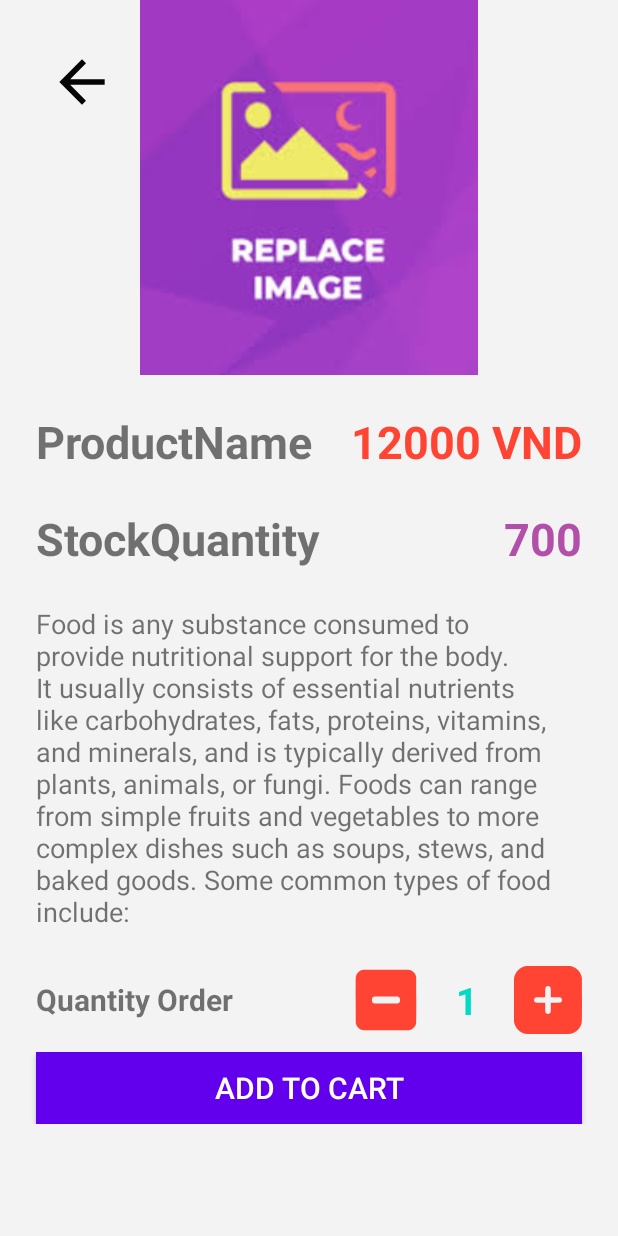
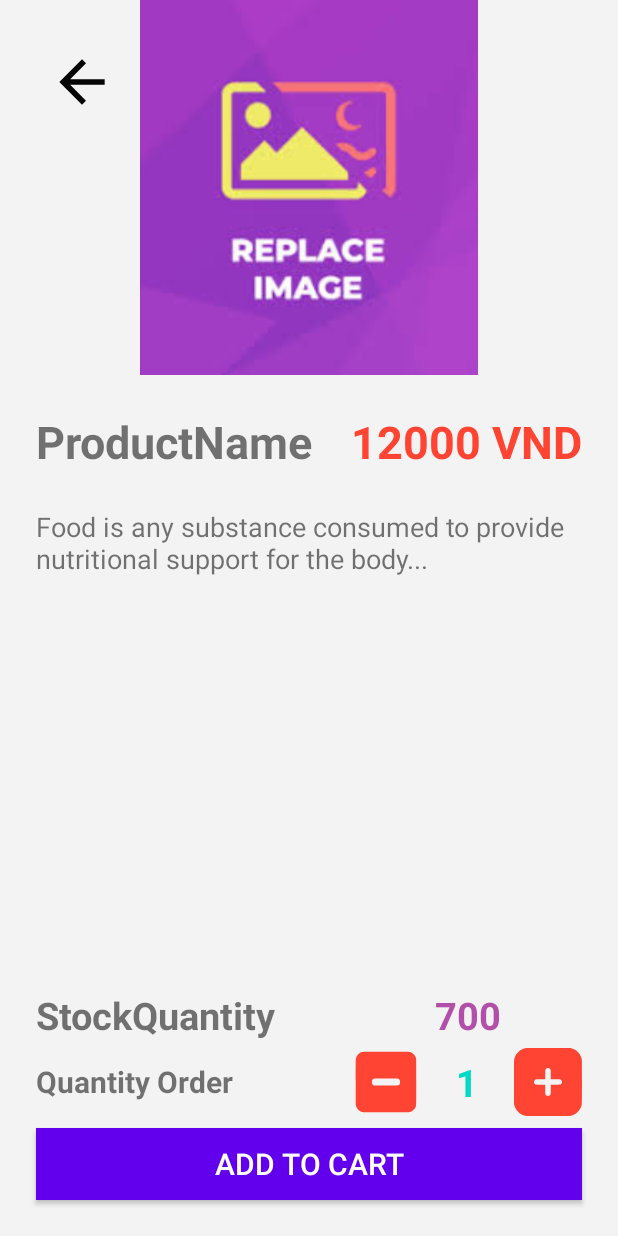
Before and after one commit to hoangbaohuy/Koi_Mangement_Android, an Android app: the ProductDetailActivity screen opened directly, with no data from a screen before it, on a phone screen of 412 x 824 dp. Run offline under Robolectric (Android 15) with nearby library versions, the phone set to English and light mode, and no system bars; 4 statements that could not run were skipped.

Commit message:
update product item and product detail ui

```diff
--- a/app/src/main/java/com/example/koimanagement/Fragments/ProductFragment.java
+++ b/app/src/main/java/com/example/koimanagement/Fragments/ProductFragment.java
@@ -3,6 +3,7 @@ package com.example.koimanagement.Fragments;
 import android.os.Bundle;
 
 import androidx.fragment.app.Fragment;
+import androidx.recyclerview.widget.GridLayoutManager;
 import androidx.recyclerview.widget.LinearLayoutManager;
 import androidx.recyclerview.widget.RecyclerView;
 
@@ -41,7 +42,7 @@ public class ProductFragment extends Fragment {
         recyclerViewProducts = view.findViewById(R.id.recyclerViewProducts);
 
         // Set LayoutManager for RecyclerView
-        recyclerViewProducts.setLayoutManager(new LinearLayoutManager(getContext()));
+        recyclerViewProducts.setLayoutManager(new GridLayoutManager(getContext(), 2));
 
         // Initialize Adapter and set it to RecyclerView
         productAdapter = new ProductAdapter(getContext(), productList, productImages);
--- a/app/src/main/res/layout/product_item_detail.xml
+++ b/app/src/main/res/layout/product_item_detail.xml
@@ -8,19 +8,12 @@
 
     <ScrollView
         android:layout_width="match_parent"
-        android:layout_height="match_parent">
-
-        <LinearLayout
-            android:layout_width="match_parent"
-            android:layout_height="wrap_content"
-            android:orientation="vertical">
+        android:layout_height="match_parent"
+        android:fillViewport="true">
 
         <androidx.constraintlayout.widget.ConstraintLayout
             android:layout_width="match_parent"
-                android:layout_height="match_parent">
-
-
-
+            android:layout_height="wrap_content">
 
             <ImageView
                 android:id="@+id/imageProduct"
@@ -45,16 +38,13 @@
                 app:layout_constraintTop_toTopOf="parent"
                 app:srcCompat="@drawable/baseline_arrow_back_24" />
 
-
-
             <LinearLayout
                 android:id="@+id/linearLayout2"
                 android:layout_width="match_parent"
-                    android:layout_height="match_parent"
+                android:layout_height="wrap_content"
                 android:layout_margin="24dp"
                 android:orientation="horizontal"
-                    app:layout_constraintTop_toBottomOf="@+id/imageProduct"
-                    tools:layout_editor_absoluteX="24dp">
+                app:layout_constraintTop_toBottomOf="@+id/imageProduct">
 
                 <TextView
                     android:id="@+id/txtName"
@@ -77,14 +67,31 @@
                     android:textStyle="bold" />
 
             </LinearLayout>
+
+
+
+            <TextView
+                android:id="@+id/txtDescription"
+                android:layout_width="0dp"
+                android:layout_height="wrap_content"
+                android:layout_margin="24dp"
+                android:text="Food is any substance consumed to provide nutritional support for the body..."
+                android:textSize="18dp"
+                app:layout_constraintTop_toBottomOf="@+id/linearLayout2"
+                app:layout_constraintStart_toStartOf="parent"
+                app:layout_constraintEnd_toEndOf="parent" />
+
             <LinearLayout
                 android:id="@+id/linearLayout3"
                 android:layout_width="match_parent"
-                    android:layout_height="match_parent"
-                    android:layout_margin="24dp"
+                android:layout_height="wrap_content"
                 android:orientation="horizontal"
-                    app:layout_constraintTop_toBottomOf="@+id/linearLayout2"
-                    tools:layout_editor_absoluteX="24dp">
+                android:layout_marginBottom="50dp"
+                android:layout_marginLeft="24dp"
+                android:layout_marginRight="24dp"
+                app:layout_constraintStart_toStartOf="parent"
+                app:layout_constraintEnd_toEndOf="parent"
+                app:layout_constraintBottom_toBottomOf="@id/linearLayout5">
 
                 <TextView
                     android:id="@+id/txtName1"
@@ -92,47 +99,34 @@
                     android:layout_height="wrap_content"
                     android:layout_weight="1"
                     android:text="StockQuantity"
-                        android:textSize="30dp"
+                    android:textSize="25dp"
                     android:textStyle="bold" />
 
                 <TextView
                     android:id="@+id/txtStockQuantity"
-                        android:layout_width="wrap_content"
+                    android:layout_width="100dp"
                     android:layout_height="wrap_content"
                     android:layout_weight="1"
                     android:text="700"
-                        android:textAlignment="viewEnd"
+                    android:gravity="center"
                     android:textColor="@color/pink"
-                        android:textSize="30dp"
+                    android:textSize="25dp"
                     android:textStyle="bold" />
 
             </LinearLayout>
-                <LinearLayout
-                    android:id="@+id/linearLayout4"
-                    android:layout_margin="24dp"
-                    app:layout_constraintTop_toBottomOf="@+id/linearLayout3"
-                    android:layout_width="match_parent"
-                    android:layout_height="match_parent">
-                    <TextView
-                        android:id="@+id/txtDescription"
-                        android:layout_width="wrap_content"
-                        android:layout_height="wrap_content"
-                        android:text="Food is any substance consumed to provide nutritional support for the body. It usually consists of essential nutrients like carbohydrates, fats, proteins, vitamins, and minerals, and is typically derived from plants, animals, or fungi. Foods can range from simple fruits and vegetables to more complex dishes such as soups, stews, and baked goods. Some common types of food include:"
-                        android:textSize="18dp"
-                        app:layout_constraintEnd_toEndOf="parent"
-                        app:layout_constraintStart_toStartOf="parent"
-                        app:layout_constraintTop_toBottomOf="@+id/linearLayout3" />
-                </LinearLayout>
+
 
             <LinearLayout
                 android:id="@+id/linearLayout5"
                 android:layout_width="match_parent"
-                    android:layout_height="match_parent"
-                    android:layout_margin="24dp"
+                android:layout_height="wrap_content"
                 android:orientation="horizontal"
-                    app:layout_constraintTop_toBottomOf="@+id/linearLayout4"
-                    tools:layout_editor_absoluteX="24dp"
-                    tools:ignore="MissingConstraints">
+                android:layout_marginBottom="80dp"
+                android:layout_marginRight="24dp"
+                android:layout_marginLeft="24dp"
+                app:layout_constraintStart_toStartOf="parent"
+                app:layout_constraintEnd_toEndOf="parent"
+                app:layout_constraintBottom_toBottomOf="parent">
 
                 <TextView
                     android:id="@+id/textView13"
@@ -144,7 +138,6 @@
                     android:layout_gravity="center"
                     android:textStyle="bold" />
 
-                    <!-- This LinearLayout is now placed at the end -->
                 <LinearLayout
                     android:layout_width="wrap_content"
                     android:layout_height="wrap_content"
@@ -189,14 +182,12 @@
                 android:text="Add to Cart"
                 android:textColor="@color/white"
                 android:textSize="20dp"
+                android:layout_marginBottom="24dp"
                 android:background="@color/purple_500"
+                app:layout_constraintStart_toStartOf="parent"
                 app:layout_constraintEnd_toEndOf="parent"
-                    app:layout_constraintStart_toStartOf="parent"
-                    app:layout_constraintTop_toBottomOf="@+id/linearLayout5" />
+                app:layout_constraintBottom_toBottomOf="parent" />
 
         </androidx.constraintlayout.widget.ConstraintLayout>
-
-        </LinearLayout>
-
     </ScrollView>
 </androidx.constraintlayout.widget.ConstraintLayout>
```
Also changed, not shown: app/src/main/res/layout/product_item.xml (+44 -27 lines), app/src/main/res/layout/fragment_product.xml (line endings or trailing spaces). Lines whose indentation alone changed are shown as unchanged.
